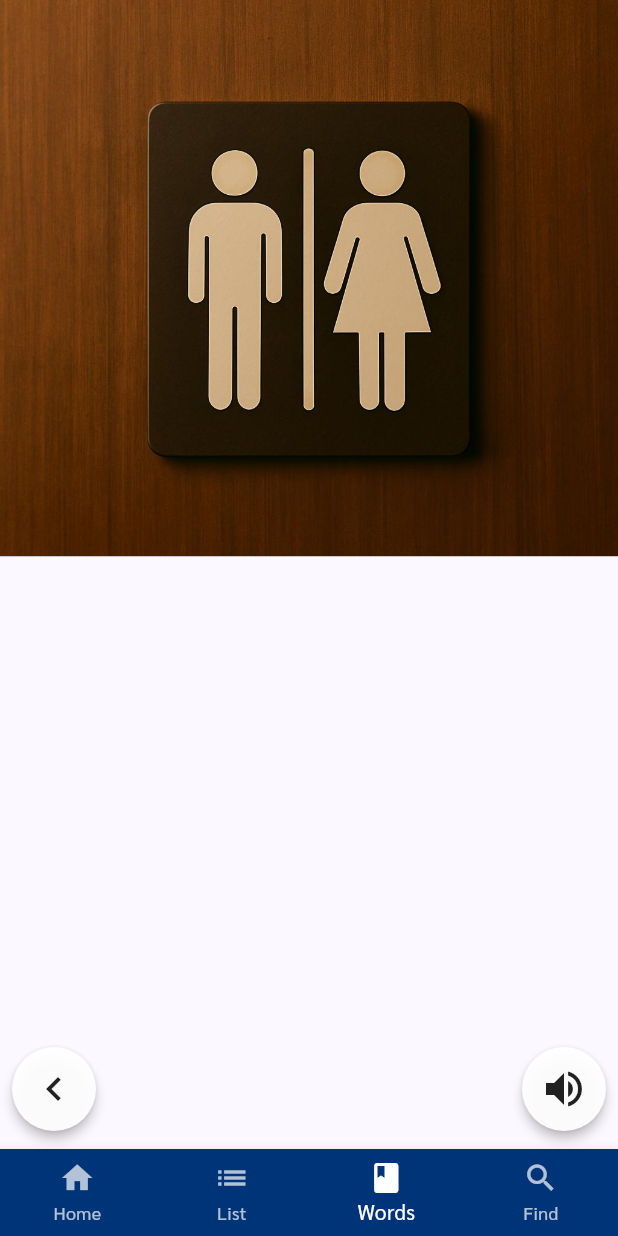
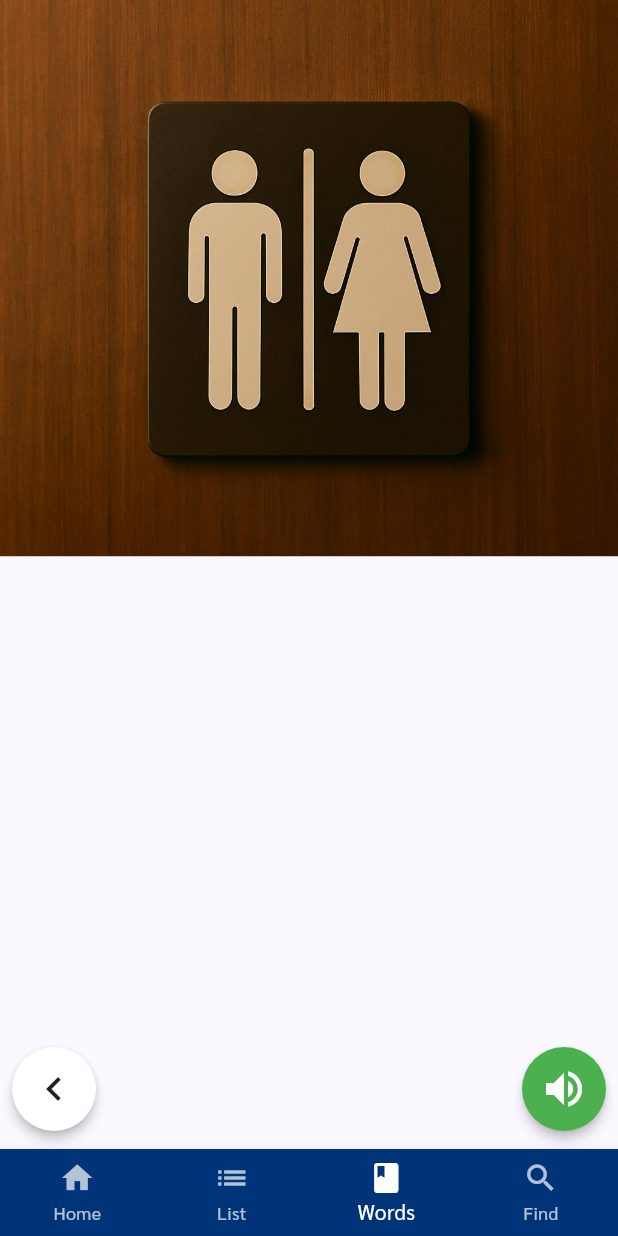
Before and after one commit to Spike-36/SomTam, a Flutter app: the screen it shows after launch, item 3 of the bottom bar chosen, after a tap on the "chevron left" icon, on a phone screen of 412 x 824 dp. Run offline on Flutter 3.47's test engine with Material 3 defaults, Android fonts, the phone set to English and light mode, and no system bars; our stand-ins replace audioplayers, scrollable_positioned_list, video_player; statements that could not run were skipped.

Commit message:
Step 4 stable: reveal toggle + green pre-reveal button + visible chevrons

```diff
--- a/lib/ui/flashcard_detail_screen.dart
+++ b/lib/ui/flashcard_detail_screen.dart
@@ -1,4 +1,5 @@
 import 'package:flutter/material.dart';
+import 'dart:async';
 import '../data/card.dart';
 import '../services/audio_service.dart';
 import '../I18n/i18n.dart';
@@ -25,7 +26,7 @@ class FlashcardDetailScreen extends StatefulWidget {
   State<FlashcardDetailScreen> createState() => _FlashcardDetailScreenState();
 }
 
-// ============ Styles ============
+// ==================== Styles ====================
 const double kHeadwordSize = 48;
 const double kChevronButtonSize = 56.0;
 const double kChevronIconSize = 32.0;
@@ -33,11 +34,46 @@ const double kChevronOuterPad = 12.0;
 const Color kSpeakerColor = Colors.black38;
 const double kSwipeVelocityThreshold = 300.0;
 
-class _FlashcardDetailScreenState extends State<FlashcardDetailScreen> {
+class _FlashcardDetailScreenState extends State<FlashcardDetailScreen>
+    with TickerProviderStateMixin {
   int? _lastAutoPlayedIndex;
-  bool _revealed = false; // 🔄 reveal state
+  bool _revealed = false;
+  bool _animating = false; // 👉 lock controls during sequence
+  late AnimationController _wordCtrl;
+  late AnimationController _buttonCtrl;
+  late AnimationController _phoneticCtrl;
+  late Animation<double> _wordFade;
+  late Animation<double> _buttonFade;
+  late Animation<double> _phoneticFade;
 
   Flashcard get card => widget.cards[widget.index];
+
+  @override
+  void initState() {
+    super.initState();
+    _initAnimations();
+    WidgetsBinding.instance.addPostFrameCallback((_) => _autoPlayIfNeeded());
+  }
+
+  void _initAnimations() {
+    _wordCtrl =
+        AnimationController(vsync: this, duration: const Duration(milliseconds: 600));
+    _buttonCtrl =
+        AnimationController(vsync: this, duration: const Duration(milliseconds: 300));
+    _phoneticCtrl =
+        AnimationController(vsync: this, duration: const Duration(milliseconds: 300));
+    _wordFade = CurvedAnimation(parent: _wordCtrl, curve: Curves.easeInOut);
+    _buttonFade = CurvedAnimation(parent: _buttonCtrl, curve: Curves.easeInOut);
+    _phoneticFade = CurvedAnimation(parent: _phoneticCtrl, curve: Curves.easeInOut);
+  }
+
+  @override
+  void dispose() {
+    _wordCtrl.dispose();
+    _buttonCtrl.dispose();
+    _phoneticCtrl.dispose();
+    super.dispose();
+  }
 
   String _wordPath(String? filename) {
     final f = (filename ?? '').trim();
@@ -53,7 +89,7 @@ class _FlashcardDetailScreenState extends State<FlashcardDetailScreen> {
     return 'assets/images/words/$f';
   }
 
-  Future<void> _safePlay(BuildContext context, String path) async {
+  Future<void> _safePlay(String path) async {
     if (path.isEmpty) return;
     try {
       await widget.audio.playAsset(path);
@@ -70,58 +106,62 @@ class _FlashcardDetailScreenState extends State<FlashcardDetailScreen> {
     final path = _wordPath(card.audioThai);
     if (path.isEmpty) return;
     _lastAutoPlayedIndex = widget.index;
-    await _safePlay(context, path);
-  }
-
-  @override
-  void initState() {
-    super.initState();
-    WidgetsBinding.instance.addPostFrameCallback((_) => _autoPlayIfNeeded());
-  }
-
-  @override
-  void didUpdateWidget(covariant FlashcardDetailScreen oldWidget) {
-    super.didUpdateWidget(oldWidget);
-    if (oldWidget.index != widget.index) _revealed = false;
-    if (oldWidget.index != widget.index ||
-        oldWidget.autoAudio != widget.autoAudio ||
-        oldWidget.languageCode != widget.languageCode) {
-      WidgetsBinding.instance.addPostFrameCallback((_) => _autoPlayIfNeeded());
-    }
+    await _safePlay(path);
   }
 
   void _goTo(int newIndex) {
+    if (_animating) return;
     final n = widget.cards.length;
     if (n == 0) return;
     final wrapped = (newIndex % n + n) % n;
     widget.onIndexChange?.call(wrapped);
   }
 
-  // 👉 same logic: reveal first, then next
-  void _onRightButtonPressed() async {
+  // 👉 Core Step 5 reveal sequence
+  Future<void> _runRevealSequence() async {
+    if (_animating) return;
+    setState(() => _animating = true);
+    final path = _wordPath(card.audioThai);
+
+    if (path.isEmpty) {
+      // missing audio → reveal immediately
+      setState(() => _revealed = true);
+      _wordCtrl.forward();
+      _buttonCtrl.forward();
+      _phoneticCtrl.forward();
+      setState(() => _animating = false);
+      return;
+    }
+
+    // first Thai audio
+    await _safePlay(path);
+
+    // small delay
+    await Future.delayed(const Duration(milliseconds: 500));
+
+    // second Thai audio while fading in elements
+    unawaited(_safePlay(path));
+
+    setState(() => _revealed = true);
+    _wordCtrl.forward();
+
+    // stagger sequence
+    await Future.delayed(const Duration(milliseconds: 300));
+    _buttonCtrl.forward();
+    await Future.delayed(const Duration(milliseconds: 250));
+    _phoneticCtrl.forward();
+
+    await Future.delayed(const Duration(milliseconds: 500));
+    setState(() => _animating = false);
+  }
+
+  void _onRightButtonPressed() {
+    if (_animating) return;
     if (!_revealed) {
-      setState(() => _revealed = true);
-      await _safePlay(context, _wordPath(card.audioThai));
+      _runRevealSequence();
     } else {
       _goTo(widget.index + 1);
     }
-  }
-
-  Widget _floatingButton(IconData icon, VoidCallback onPressed) {
-    return Material(
-      color: Colors.white.withOpacity(0.95),
-      shape: const CircleBorder(),
-      elevation: 3,
-      child: InkWell(
-        customBorder: const CircleBorder(),
-        onTap: onPressed,
-        child: SizedBox(
-          width: kChevronButtonSize,
-          height: kChevronButtonSize,
-          child: Icon(icon, size: kChevronIconSize),
-        ),
-      ),
-    );
   }
 
   bool _containsThai(String text) =>
@@ -133,6 +173,7 @@ class _FlashcardDetailScreenState extends State<FlashcardDetailScreen> {
     final imageHeight = screenHeight * 0.45;
     final headword = (card.thai ?? '').trim();
     final headwordFont = _containsThai(headword) ? 'Sarabun' : 'EBGaramond';
+    final phonetic = (card.phonetic ?? '').trim();
 
     final scroll = CustomScrollView(
       slivers: [
@@ -150,15 +191,13 @@ class _FlashcardDetailScreenState extends State<FlashcardDetailScreen> {
           child: Padding(
             padding: const EdgeInsets.fromLTRB(24, 20, 24, 24),
             child: Column(
+              mainAxisSize: MainAxisSize.min,
               children: [
                 const SizedBox(height: 12),
-                if (_revealed)
-                  Column(
-                    mainAxisSize: MainAxisSize.min,
-                    children: [
-                      GestureDetector(
-                        onTap: () =>
-                            _safePlay(context, _wordPath(card.audioThai)),
+                FadeTransition(
+                  opacity: _wordFade,
+                  child: GestureDetector(
+                    onTap: () => _safePlay(_wordPath(card.audioThai)),
                     child: Center(
                       child: Text(
                         headword,
@@ -172,14 +211,16 @@ class _FlashcardDetailScreenState extends State<FlashcardDetailScreen> {
                       ),
                     ),
                   ),
+                ),
                 const SizedBox(height: 6),
-                      Material(
+                FadeTransition(
+                  opacity: _buttonFade,
+                  child: Material(
                     color: Colors.transparent,
                     shape: const CircleBorder(),
                     child: InkWell(
                       customBorder: const CircleBorder(),
-                          onTap: () =>
-                              _safePlay(context, _wordPath(card.audioThai)),
+                      onTap: () => _safePlay(_wordPath(card.audioThai)),
                       splashColor: Theme.of(context)
                           .colorScheme
                           .primary
@@ -188,14 +229,26 @@ class _FlashcardDetailScreenState extends State<FlashcardDetailScreen> {
                           .colorScheme
                           .primary
                           .withOpacity(0.06),
-                          child: Padding(
-                            padding: const EdgeInsets.all(8.0),
+                      child: const Padding(
+                        padding: EdgeInsets.all(8.0),
                         child: Icon(Icons.volume_up,
                             color: kSpeakerColor, size: 36),
                       ),
                     ),
                   ),
-                    ],
+                ),
+                const SizedBox(height: 6),
+                FadeTransition(
+                  opacity: _phoneticFade,
+                  child: Text(
+                    phonetic,
+                    style: const TextStyle(
+                      fontSize: 22,
+                      color: Colors.black54,
+                      height: 1.3,
+                    ),
+                    textAlign: TextAlign.center,
+                  ),
                 ),
                 const SizedBox(height: 96),
               ],
@@ -210,23 +263,22 @@ class _FlashcardDetailScreenState extends State<FlashcardDetailScreen> {
       onHorizontalDragEnd: (details) {
         final v = details.primaryVelocity ?? 0;
         if (v.abs() < kSwipeVelocityThreshold) return;
-        if (v < 0) {
-          _goTo(widget.index + 1);
-        } else {
-          _goTo(widget.index - 1);
-        }
+        _goTo(v < 0 ? widget.index + 1 : widget.index - 1);
       },
       child: scroll,
     );
 
-    // 👉 dynamic right-icon: volume before reveal, chevron after
     final IconData rightIcon =
         _revealed ? Icons.chevron_right : Icons.volume_up;
+    final Color rightColor = _revealed ? Colors.white : Colors.green;
+    final Color rightIconColor = _revealed ? Colors.black87 : Colors.white;
 
     return Scaffold(
       body: Stack(
         children: [
           swipeable,
+
+          // Left chevron
           Align(
             alignment: Alignment.bottomLeft,
             child: Padding(
@@ -235,10 +287,16 @@ class _FlashcardDetailScreenState extends State<FlashcardDetailScreen> {
                 bottom:
                     kChevronOuterPad + MediaQuery.of(context).padding.bottom,
               ),
-              child:
-                  _floatingButton(Icons.chevron_left, () => _goTo(widget.index - 1)),
+              child: _floatingButton(
+                icon: Icons.chevron_left,
+                onPressed: () => _goTo(widget.index - 1),
+                color: Colors.white,
+                iconColor: Colors.black87,
               ),
             ),
+          ),
+
+          // Right dynamic button
           Align(
             alignment: Alignment.bottomRight,
             child: Padding(
@@ -247,11 +305,38 @@ class _FlashcardDetailScreenState extends State<FlashcardDetailScreen> {
                 bottom:
                     kChevronOuterPad + MediaQuery.of(context).padding.bottom,
               ),
-              child: _floatingButton(rightIcon, _onRightButtonPressed),
+              child: _floatingButton(
+                icon: rightIcon,
+                onPressed: _onRightButtonPressed,
+                color: rightColor,
+                iconColor: rightIconColor,
+              ),
             ),
           ),
         ],
       ),
     );
   }
+
+  Widget _floatingButton({
+    required IconData icon,
+    required VoidCallback onPressed,
+    required Color color,
+    required Color iconColor,
+  }) {
+    return Material(
+      color: color,
+      shape: const CircleBorder(),
+      elevation: 3,
+      child: InkWell(
+        customBorder: const CircleBorder(),
+        onTap: onPressed,
+        child: SizedBox(
+          width: kChevronButtonSize,
+          height: kChevronButtonSize,
+          child: Icon(icon, size: kChevronIconSize, color: iconColor),
+        ),
+      ),
+    );
   }
+}
```
Lines whose indentation alone changed are shown as unchanged.
